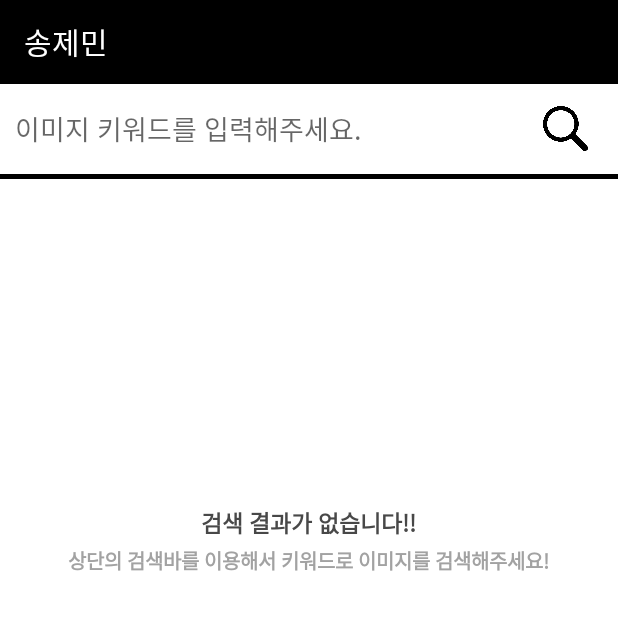
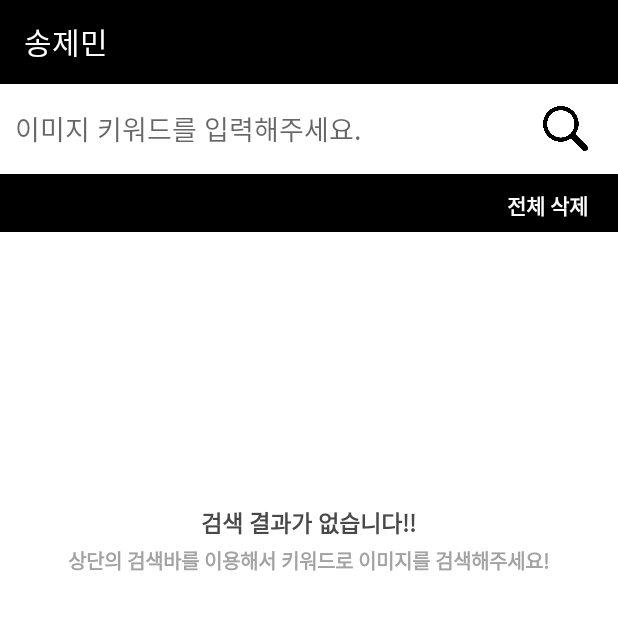
Before and after one commit to SongJemin/ImageSearchApp, an Android app: the screen it shows after launch (MainActivity), on a phone screen of 412 x 824 dp, the top half of it. Run offline under Robolectric (Android 15) with nearby library versions, the phone set to English and light mode, and no system bars; pictures from the network do not load.

Commit message:
Add searchData All Delete Button

```diff
--- a/app/src/main/java/com/jem/imagesearchapp/UI/Main/MainActivity.kt
+++ b/app/src/main/java/com/jem/imagesearchapp/UI/Main/MainActivity.kt
@@ -103,10 +103,14 @@ class MainActivity : AppCompatActivity(), View.OnClickListener {
 
         main_content_rl.setOnClickListener {
             main_image_list_recycler.visibility = View.VISIBLE
-            main_search_history_recycler.visibility = View.GONE
+            main_search_history_rl.visibility = View.GONE
             main_search_bar_edit.clearFocus()
             searchFocusFlag = false
             imm!!.hideSoftInputFromWindow(main_search_bar_edit.windowToken, 0)
+        }
+
+        main_all_delete_tv.setOnClickListener {
+            deleteAllHistoryData()
         }
 
         main_search_bar_edit.setOnEditorActionListener({ textView, actionId, keyEvent ->
@@ -152,7 +156,7 @@ class MainActivity : AppCompatActivity(), View.OnClickListener {
             main_search_bar_edit.clearFocus()
 
             main_image_list_recycler.visibility = View.VISIBLE
-            main_search_history_recycler.visibility = View.GONE
+            main_search_history_rl.visibility = View.GONE
         }
         // 이미지 리스트 창일 경우
         else{
@@ -204,7 +208,7 @@ class MainActivity : AppCompatActivity(), View.OnClickListener {
                         main_no_data_rl.visibility = View.VISIBLE
                         main_image_list_recycler.visibility = View.GONE
                     }
-                    main_search_history_recycler.visibility = View.GONE
+                    main_search_history_rl.visibility = View.GONE
                     searchFocusFlag = false
                 }
                 else{
@@ -259,18 +263,18 @@ class MainActivity : AppCompatActivity(), View.OnClickListener {
     fun searchEditTextFocusOn() {
 
         //recent search view
-        main_search_history_recycler.visibility = View.VISIBLE
+        main_search_history_rl.visibility = View.VISIBLE
         main_image_list_recycler.visibility = View.INVISIBLE
     }
-/*
-    fun deleteAllHistoryData(v: View){
+
+    fun deleteAllHistoryData(){
         searchDbHelper.deleteAll()
         searchData.clear()
         searchDataHistoryAdapter = SearchDataHistoryAdapter(applicationContext, this ,searchData)
         main_search_history_recycler.adapter = searchDataHistoryAdapter
         main_search_history_recycler.layoutManager = LinearLayoutManager(applicationContext)
         main_search_history_recycler.isNestedScrollingEnabled = false
-    }*/
+    }
 
     // 액티비티 불러오기
     override fun onActivityResult(requestCode: Int, resultCode: Int, data: Intent?) {
--- a/app/src/main/res/layout/activity_main.xml
+++ b/app/src/main/res/layout/activity_main.xml
@@ -60,15 +60,45 @@
             android:layout_height="match_parent"
             android:layout_below="@+id/main_edit_bottom_view"
             >
-
-        <android.support.v7.widget.RecyclerView
-                android:id="@+id/main_search_history_recycler"
+        <RelativeLayout
+                android:id="@+id/main_search_history_rl"
                 android:layout_width="match_parent"
                 android:layout_height="wrap_content"
+                android:orientation="vertical"
+                android:background="#000000"
                 android:visibility="gone"
                 >
+            <RelativeLayout
+                    android:id="@+id/main_all_delete_rl"
+                    android:layout_width="wrap_content"
+                    android:layout_height="35dp">
 
-        </android.support.v7.widget.RecyclerView>
+                <TextView
+                        android:id="@+id/main_all_delete_tv"
+                        android:layout_width="wrap_content"
+                        android:layout_height="35dp"
+                        android:text="전체 삭제"
+                        android:textColor="#ffffff"
+                        android:textStyle="bold"
+                        android:layout_centerVertical="true"
+                        android:layout_alignParentRight="true"
+                        android:layout_marginRight="20dp"
+                        android:gravity="center_vertical"
+                        />
+
+            </RelativeLayout>
+
+            <android.support.v7.widget.RecyclerView
+                    android:id="@+id/main_search_history_recycler"
+                    android:layout_width="match_parent"
+                    android:layout_height="wrap_content"
+                    android:layout_below="@+id/main_all_delete_rl"
+                    >
+
+            </android.support.v7.widget.RecyclerView>
+
+        </RelativeLayout>
+
 
         <android.support.v7.widget.RecyclerView
                 android:id="@+id/main_image_list_recycler"
@@ -84,7 +114,6 @@
                 android:id="@+id/main_no_data_rl"
                 android:layout_width="match_parent"
                 android:layout_height="match_parent">
-
 
             <TextView
                     android:layout_width="wrap_content"
```
